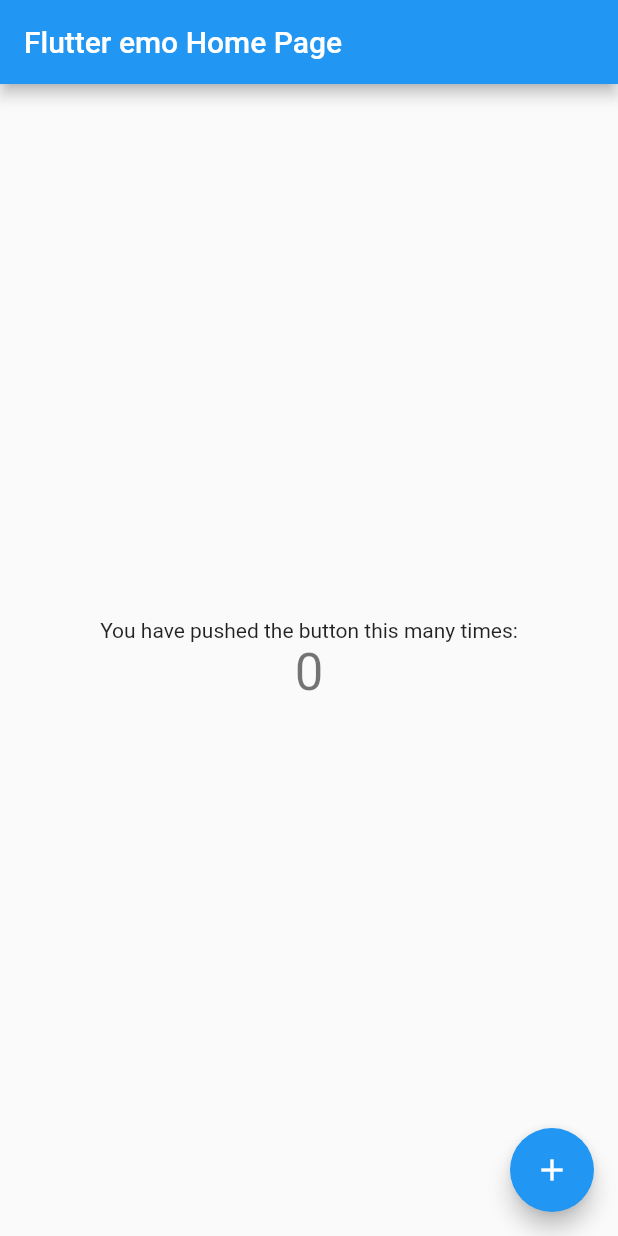
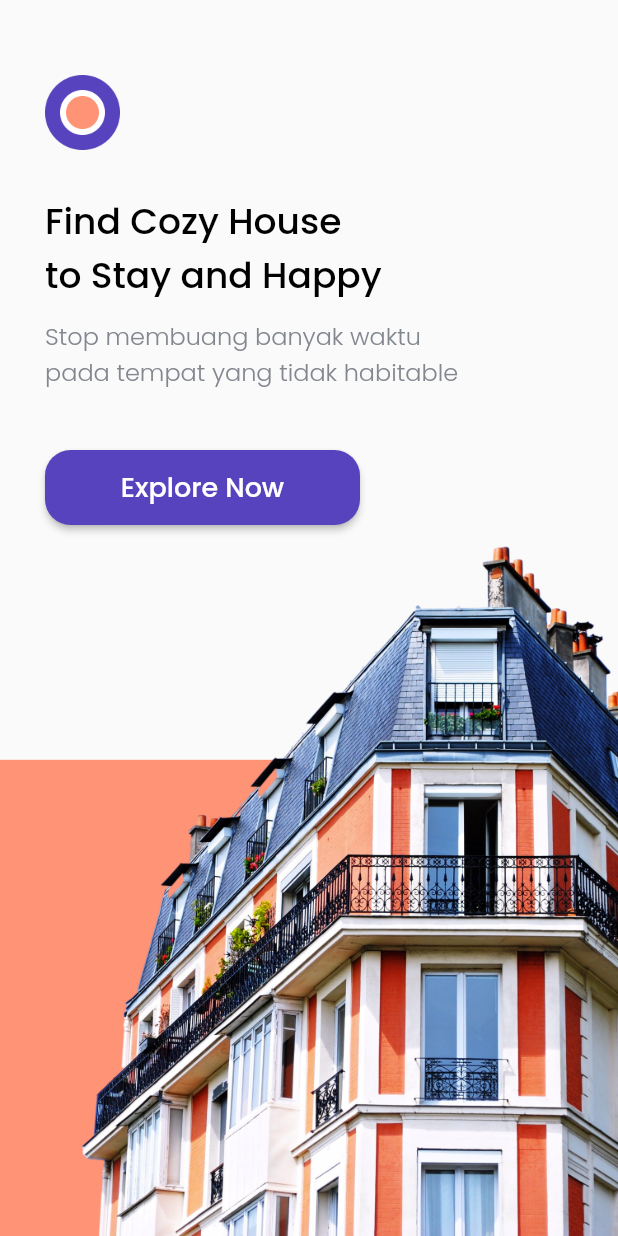
Before and after one commit to dedikahfi/cozy_home, a Flutter app: the screen it shows after launch, on a phone screen of 412 x 824 dp. Run offline on Flutter 3.47's test engine with Material 2 defaults, Android fonts, the phone set to English and light mode, and no system bars; our stand-ins replace google_fonts.

Commit message:
add splash page

```diff
--- a/lib/main.dart
+++ b/lib/main.dart
@@ -1,3 +1,4 @@
+import 'package:cozy_home/pages/splash_page.dart';
 import 'package:flutter/material.dart';
 
 void main() {
@@ -7,109 +8,10 @@
 class MyApp extends StatelessWidget {
   const MyApp({Key? key}) : super(key: key);
 
-  // This widget is the root of your application.
   @override
   Widget build(BuildContext context) {
-    return MaterialApp(
-      title: 'Flutter Demo',
-      theme: ThemeData(
-        // This is the theme of your application.
-        //
-        // Try running your application with "flutter run". You'll see the
-        // application has a blue toolbar. Then, without quitting the app, try
-        // changing the primarySwatch below to Colors.green and then invoke
-        // "hot reload" (press "r" in the console where you ran "flutter run",
-        // or simply save your changes to "hot reload" in a Flutter IDE).
-        // Notice that the counter didn't reset back to zero; the application
-        // is not restarted.
-        primarySwatch: Colors.blue,
-      ),
-      home: const MyHomePage(title: 'Flutter emo Home Page'),
+    return const MaterialApp(
+      home: SplashPage(),
     );
   }
 }
-
-class MyHomePage extends StatefulWidget {
-  const MyHomePage({Key? key, required this.title}) : super(key: key);
-
-  // This widget is the home page of your application. It is stateful, meaning
-  // that it has a State object (defined below) that contains fields that affect
-  // how it looks.
-
-  // This class is the configuration for the state. It holds the values (in this
-  // case the title) provided by the parent (in this case the App widget) and
-  // used by the build method of the State. Fields in a Widget subclass are
-  // always marked "final".
-
-  final String title;
-
-  @override
-  State<MyHomePage> createState() => _MyHomePageState();
-}
-
-class _MyHomePageState extends State<MyHomePage> {
-  int _counter = 0;
-
-  void _incrementCounter() {
-    setState(() {
-      // This call to setState tells the Flutter framework that something has
-      // changed in this State, which causes it to rerun the build method below
-      // so that the display can reflect the updated values. If we changed
-      // _counter without calling setState(), then the build method would not be
-      // called again, and so nothing would appear to happen.
-      _counter++;
-    });
-  }
-
-  @override
-  Widget build(BuildContext context) {
-    // This method is rerun every time setState is called, for instance as done
-    // by the _incrementCounter method above.
-    //
-    // The Flutter framework has been optimized to make rerunning build methods
-    // fast, so that you can just rebuild anything that needs updating rather
-    // than having to individually change instances of widgets.
-    return Scaffold(
-      appBar: AppBar(
-        // Here we take the value from the MyHomePage object that was created by
-        // the App.build method, and use it to set our appbar title.
-        title: Text(widget.title),
-      ),
-      body: Center(
-        // Center is a layout widget. It takes a single child and positions it
-        // in the middle of the parent.
-        child: Column(
-          // Column is also a layout widget. It takes a list of children and
-          // arranges them vertically. By default, it sizes itself to fit its
-          // children horizontally, and tries to be as tall as its parent.
-          //
-          // Invoke "debug painting" (press "p" in the console, choose the
-          // "Toggle Debug Paint" action from the Flutter Inspector in Android
-          // Studio, or the "Toggle Debug Paint" command in Visual Studio Code)
-          // to see the wireframe for each widget.
-          //
-          // Column has various properties to control how it sizes itself and
-          // how it positions its children. Here we use mainAxisAlignment to
-          // center the children vertically; the main axis here is the vertical
-          // axis because Columns are vertical (the cross axis would be
-          // horizontal).
-          mainAxisAlignment: MainAxisAlignment.center,
-          children: <Widget>[
-            const Text(
-              'You have pushed the button this many times:',
-            ),
-            Text(
-              '$_counter',
-              style: Theme.of(context).textTheme.headline4,
-            ),
-          ],
-        ),
-      ),
-      floatingActionButton: FloatingActionButton(
-        onPressed: _incrementCounter,
-        tooltip: 'Increment',
-        child: const Icon(Icons.add),
-      ), // This trailing comma makes auto-formatting nicer for build methods.
-    );
-  }
-}
--- /dev/null
+++ b/lib/pages/splash_page.dart
@@ -0,0 +1,84 @@
+import 'package:cozy_home/theme.dart';
+import 'package:flutter/material.dart';
+
+class SplashPage extends StatelessWidget {
+  const SplashPage({Key? key}) : super(key: key);
+
+  @override
+  Widget build(BuildContext context) {
+    return Scaffold(
+      body: SafeArea(
+        bottom: false,
+        child: Stack(
+          children: [
+            Align(
+              alignment: Alignment.bottomRight,
+              child: Image.asset("assets/splash_image.png"),
+            ),
+            Padding(
+              padding: const EdgeInsets.only(
+                top: 50,
+                left: 30,
+              ),
+              child: Column(
+                crossAxisAlignment: CrossAxisAlignment.start,
+                children: [
+                  Container(
+                    height: 50,
+                    width: 50,
+                    decoration: const BoxDecoration(
+                      image: DecorationImage(
+                        image: AssetImage('assets/logo.png'),
+                      ),
+                    ),
+                  ),
+                  const SizedBox(
+                    height: 30,
+                  ),
+                  Text(
+                    'Find Cozy House\nto Stay and Happy',
+                    style: blackTextStyle.copyWith(
+                      fontSize: 24,
+                    ),
+                  ),
+                  const SizedBox(
+                    height: 10,
+                  ),
+                  Text(
+                    "Stop membuang banyak waktu\npada tempat yang tidak habitable",
+                    style: greyTextStyle.copyWith(
+                      fontSize: 16,
+                    ),
+                  ),
+                  const SizedBox(
+                    height: 40,
+                  ),
+                  SizedBox(
+                    width: 210,
+                    height: 50,
+                    // ignore: deprecated_member_use
+                    child: RaisedButton(
+                      onPressed: () {},
+                      color: purpleColor,
+                      shape: RoundedRectangleBorder(
+                        borderRadius: BorderRadius.circular(
+                          17,
+                        ),
+                      ),
+                      child: Text(
+                        "Explore Now",
+                        style: whiteTextStyle.copyWith(
+                          fontSize: 18,
+                        ),
+                      ),
+                    ),
+                  ),
+                ],
+              ),
+            ),
+          ],
+        ),
+      ),
+    );
+  }
+}
--- a/lib/theme.dart
+++ b/lib/theme.dart
@@ -0,0 +1,28 @@
+import 'package:flutter/material.dart';
+import 'package:google_fonts/google_fonts.dart';
+
+const purpleColor = Color(0xff5843BE);
+const orangeColor = Color(0xffFF9376);
+const blackColor = Color(0xff000000);
+const whiteColor = Color(0xffFFFFFF);
+const grayColor = Color(0xff82868E);
+
+TextStyle blackTextStyle = GoogleFonts.poppins(
+  fontWeight: FontWeight.w500,
+  color: blackColor,
+);
+
+TextStyle whiteTextStyle = GoogleFonts.poppins(
+  fontWeight: FontWeight.w500,
+  color: whiteColor,
+);
+
+TextStyle greyTextStyle = GoogleFonts.poppins(
+  fontWeight: FontWeight.w300,
+  color: grayColor,
+);
+
+TextStyle purpleTextStyle = GoogleFonts.poppins(
+  fontWeight: FontWeight.w500,
+  color: purpleColor,
+);
```
Also changed, not shown: pubspec.yaml (+4 -3 lines), pubspec.lock, 13 other files.
